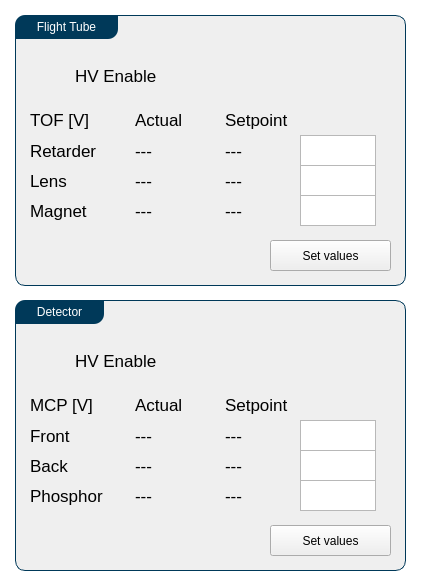
Before: the Qt Designer form Utils/ursapqConsoleResources/spectrometer.ui in pnjun/UrsaPQ-Manager, drawn with Qt 5.
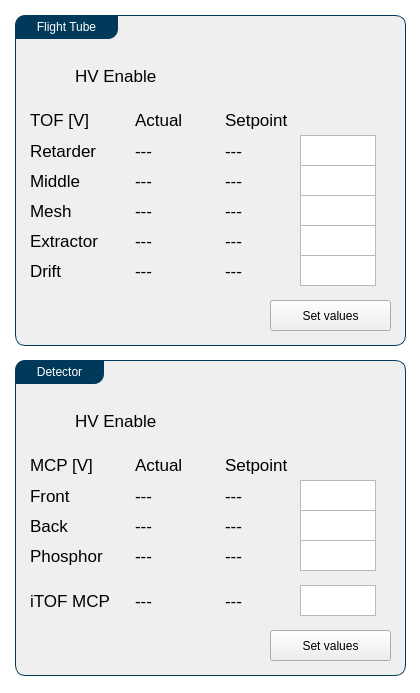
After: the same form once the commit is applied.

The edit to the form file:
```diff
--- a/Utils/ursapqConsoleResources/spectrometer.ui
+++ b/Utils/ursapqConsoleResources/spectrometer.ui
@@ -6,8 +6,8 @@
    <rect>
     <x>0</x>
     <y>0</y>
-    <width>423</width>
-    <height>585</height>
+    <width>420</width>
+    <height>693</height>
    </rect>
   </property>
   <property name="windowTitle">
@@ -45,7 +45,7 @@
       <x>15</x>
       <y>15</y>
       <width>391</width>
-      <height>271</height>
+      <height>331</height>
      </rect>
     </property>
     <property name="title">
@@ -81,7 +81,7 @@
        <x>15</x>
        <y>120</y>
        <width>361</width>
-       <height>151</height>
+       <height>211</height>
       </rect>
      </property>
      <widget class="QLabel" name="label_11">
@@ -107,7 +107,7 @@
        </rect>
       </property>
       <property name="text">
-       <string>Lens</string>
+       <string>Middle</string>
       </property>
      </widget>
      <widget class="QLabel" name="tofRetarder_act">
@@ -140,7 +140,7 @@
       <property name="geometry">
        <rect>
         <x>240</x>
-        <y>105</y>
+        <y>165</y>
         <width>121</width>
         <height>31</height>
        </rect>
@@ -205,7 +205,7 @@
        </rect>
       </property>
       <property name="text">
-       <string>Magnet</string>
+       <string>Mesh</string>
       </property>
      </widget>
      <widget class="QLabel" name="tofMagnet_act">
@@ -244,6 +244,104 @@
        </rect>
       </property>
      </widget>
+     <widget class="QLabel" name="label_17">
+      <property name="geometry">
+       <rect>
+        <x>0</x>
+        <y>90</y>
+        <width>106</width>
+        <height>31</height>
+       </rect>
+      </property>
+      <property name="text">
+       <string>Extractor</string>
+      </property>
+     </widget>
+     <widget class="QLabel" name="label_18">
+      <property name="geometry">
+       <rect>
+        <x>0</x>
+        <y>120</y>
+        <width>106</width>
+        <height>31</height>
+       </rect>
+      </property>
+      <property name="text">
+       <string>Drift</string>
+      </property>
+     </widget>
+     <widget class="QLabel" name="tofExtractor_act">
+      <property name="geometry">
+       <rect>
+        <x>105</x>
+        <y>90</y>
+        <width>91</width>
+        <height>31</height>
+       </rect>
+      </property>
+      <property name="text">
+       <string>---</string>
+      </property>
+     </widget>
+     <widget class="QLabel" name="tofExtractor_set">
+      <property name="geometry">
+       <rect>
+        <x>195</x>
+        <y>90</y>
+        <width>76</width>
+        <height>31</height>
+       </rect>
+      </property>
+      <property name="text">
+       <string>---</string>
+      </property>
+     </widget>
+     <widget class="QPlainTextEdit" name="tofExtractor_in">
+      <property name="geometry">
+       <rect>
+        <x>270</x>
+        <y>90</y>
+        <width>76</width>
+        <height>31</height>
+       </rect>
+      </property>
+     </widget>
+     <widget class="QLabel" name="tofDrift_act">
+      <property name="geometry">
+       <rect>
+        <x>105</x>
+        <y>120</y>
+        <width>91</width>
+        <height>31</height>
+       </rect>
+      </property>
+      <property name="text">
+       <string>---</string>
+      </property>
+     </widget>
+     <widget class="QLabel" name="tofDrift_set">
+      <property name="geometry">
+       <rect>
+        <x>195</x>
+        <y>120</y>
+        <width>76</width>
+        <height>31</height>
+       </rect>
+      </property>
+      <property name="text">
+       <string>---</string>
+      </property>
+     </widget>
+     <widget class="QPlainTextEdit" name="tofDrift_in">
+      <property name="geometry">
+       <rect>
+        <x>270</x>
+        <y>120</y>
+        <width>76</width>
+        <height>31</height>
+       </rect>
+      </property>
+     </widget>
     </widget>
     <widget class="QLabel" name="label_13">
      <property name="geometry">
@@ -289,9 +387,9 @@
     <property name="geometry">
      <rect>
       <x>15</x>
-      <y>300</y>
+      <y>360</y>
       <width>391</width>
-      <height>271</height>
+      <height>316</height>
      </rect>
     </property>
     <property name="title">
@@ -327,7 +425,7 @@
        <x>15</x>
        <y>120</y>
        <width>361</width>
-       <height>151</height>
+       <height>181</height>
       </rect>
      </property>
      <widget class="QLabel" name="label_6">
@@ -422,7 +520,7 @@
       <property name="geometry">
        <rect>
         <x>240</x>
-        <y>105</y>
+        <y>150</y>
         <width>121</width>
         <height>31</height>
        </rect>
@@ -490,6 +588,55 @@
        </rect>
       </property>
      </widget>
+     <widget class="QLabel" name="label_10">
+      <property name="geometry">
+       <rect>
+        <x>0</x>
+        <y>105</y>
+        <width>106</width>
+        <height>31</height>
+       </rect>
+      </property>
+      <property name="text">
+       <string>iTOF MCP</string>
+      </property>
+     </widget>
+     <widget class="QLabel" name="mcpItof_act">
+      <property name="geometry">
+       <rect>
+        <x>105</x>
+        <y>105</y>
+        <width>91</width>
+        <height>31</height>
+       </rect>
+      </property>
+      <property name="text">
+       <string>---</string>
+      </property>
+     </widget>
+     <widget class="QLabel" name="mcpItof_set">
+      <property name="geometry">
+       <rect>
+        <x>195</x>
+        <y>105</y>
+        <width>76</width>
+        <height>31</height>
+       </rect>
+      </property>
+      <property name="text">
+       <string>---</string>
+      </property>
+     </widget>
+     <widget class="QPlainTextEdit" name="mcpItof_in">
+      <property name="geometry">
+       <rect>
+        <x>270</x>
+        <y>105</y>
+        <width>76</width>
+        <height>31</height>
+       </rect>
+      </property>
+     </widget>
     </widget>
     <widget class="QLabel" name="label_2">
      <property name="geometry">
```
Left out of the diff: 12 changed lines with no effect on the pictures.
